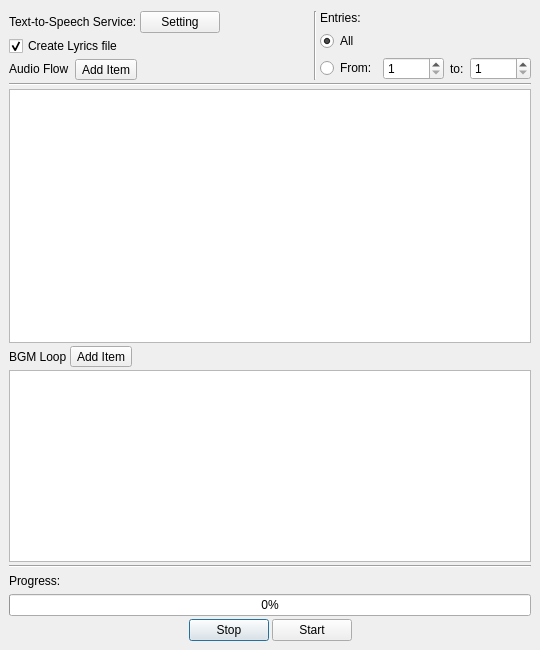
The window that design/audiodialog.ui (kokimame/joytan) describes before a commit, drawn with Qt 5.
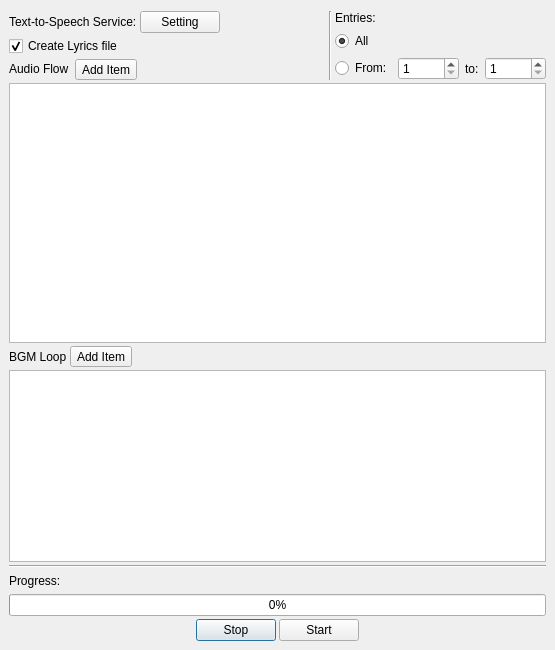
The same window after the commit.

Commit message: Removed unnecessary line

Diff of the .ui file:
```diff
--- a/design/audiodialog.ui
+++ b/design/audiodialog.ui
@@ -6,7 +6,7 @@
    <rect>
     <x>0</x>
     <y>0</y>
-    <width>540</width>
+    <width>555</width>
     <height>650</height>
    </rect>
   </property>
@@ -221,16 +221,6 @@
        </item>
       </layout>
      </item>
-     <item>
-      <widget class="Line" name="line_3">
-       <property name="frameShadow">
-        <enum>QFrame::Sunken</enum>
-       </property>
-       <property name="orientation">
-        <enum>Qt::Horizontal</enum>
-       </property>
-      </widget>
-     </item>
      <item>
       <layout class="QVBoxLayout" name="verticalLayout_3">
        <property name="spacing">
```
The commit also changes 1 other file.
